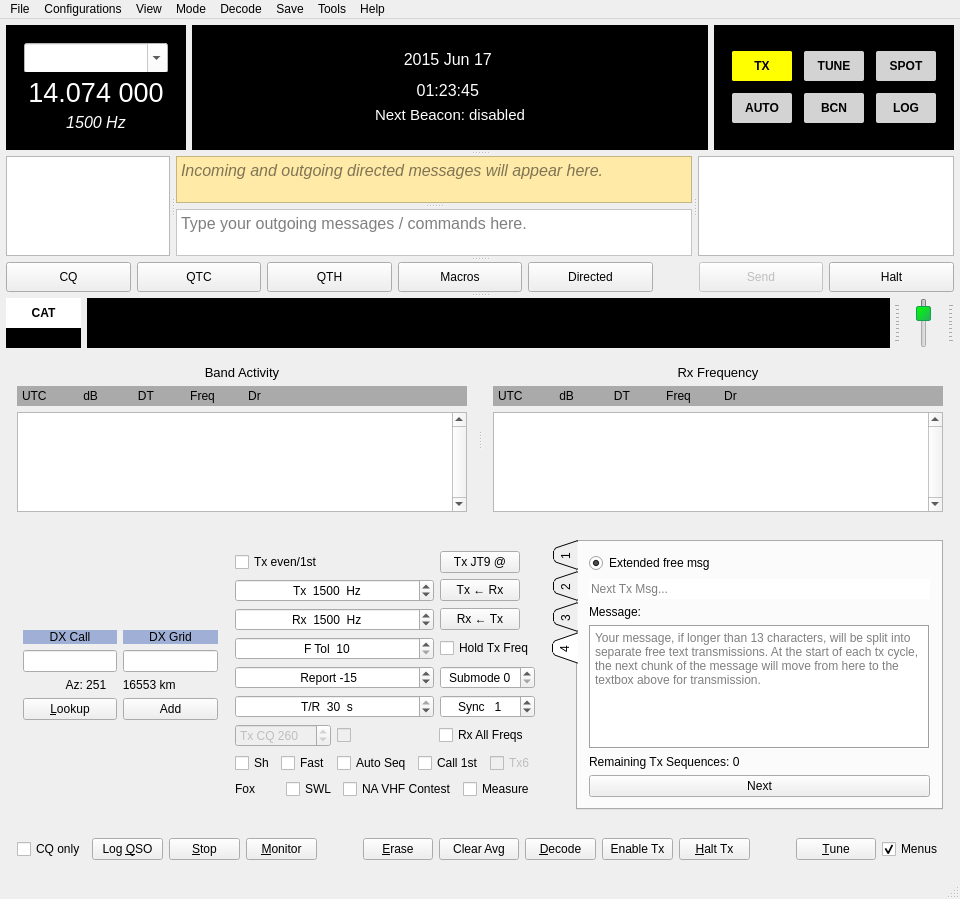
This is mainwindow.ui in qcmiao1998/js8call as Qt 5 draws it before an edit. The edited form follows.
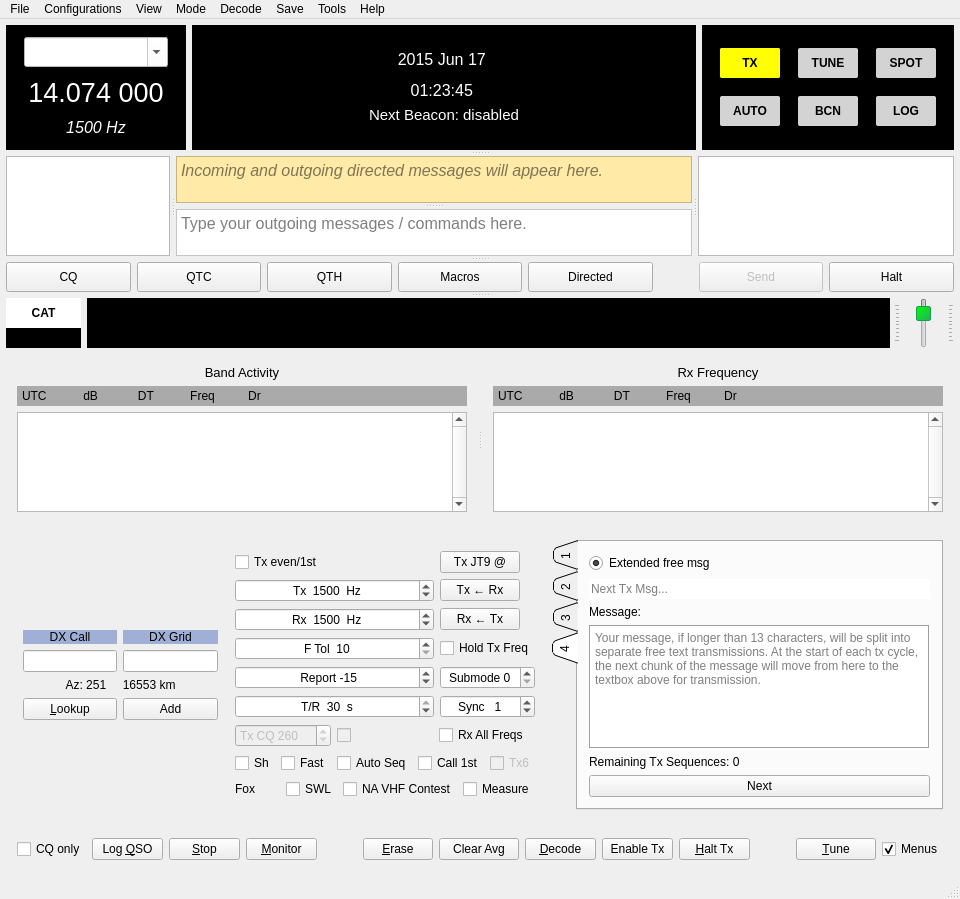
This is the edited form. Custom widgets are drawn as their Qt base class.

Commit message: UI Tweaks. Remove frequency restriction (causing problems). And keep track of the last message sent for later.

```diff
--- a/mainwindow.ui
+++ b/mainwindow.ui
@@ -155,13 +155,13 @@
                <number>18</number>
               </property>
               <property name="topMargin">
-               <number>18</number>
+               <number>6</number>
               </property>
               <property name="rightMargin">
                <number>18</number>
               </property>
               <property name="bottomMargin">
-               <number>18</number>
+               <number>6</number>
               </property>
               <item>
                <spacer name="verticalSpacer_6">
@@ -177,36 +177,6 @@
                </spacer>
               </item>
               <item>
-               <widget class="QWidget" name="widget" native="true">
-                <property name="sizePolicy">
-                 <sizepolicy hsizetype="Preferred" vsizetype="Minimum">
-                  <horstretch>0</horstretch>
-                  <verstretch>0</verstretch>
-                 </sizepolicy>
-                </property>
-                <property name="minimumSize">
-                 <size>
-                  <width>0</width>
-                  <height>0</height>
-                 </size>
-                </property>
-                <layout class="QHBoxLayout" name="horizontalLayout_19">
-                 <property name="spacing">
-                  <number>4</number>
-                 </property>
-                 <property name="leftMargin">
-                  <number>0</number>
-                 </property>
-                 <property name="topMargin">
-                  <number>0</number>
-                 </property>
-                 <property name="rightMargin">
-                  <number>0</number>
-                 </property>
-                 <property name="bottomMargin">
-                  <number>0</number>
-                 </property>
-                 <item>
                   <widget class="QComboBox" name="bandComboBox">
                    <property name="minimumSize">
                     <size>
@@ -235,9 +205,6 @@
                    </property>
                   </widget>
                  </item>
-                </layout>
-               </widget>
-              </item>
               <item>
                <widget class="QPushButton" name="labDialFreq">
                 <property name="styleSheet">
@@ -332,13 +299,13 @@
                <number>18</number>
               </property>
               <property name="topMargin">
-               <number>18</number>
+               <number>6</number>
               </property>
               <property name="rightMargin">
                <number>18</number>
               </property>
               <property name="bottomMargin">
-               <number>18</number>
+               <number>6</number>
               </property>
               <item>
                <spacer name="verticalSpacer_4">
@@ -453,16 +420,16 @@
                <number>18</number>
               </property>
               <property name="topMargin">
-               <number>18</number>
+               <number>6</number>
               </property>
               <property name="rightMargin">
                <number>18</number>
               </property>
               <property name="bottomMargin">
-               <number>18</number>
+               <number>6</number>
               </property>
               <property name="spacing">
-               <number>12</number>
+               <number>18</number>
               </property>
               <item row="3" column="1">
                <spacer name="verticalSpacer_8">
```
Lines whose indentation alone changed are shown as unchanged. The commit also changes 2 other files.
